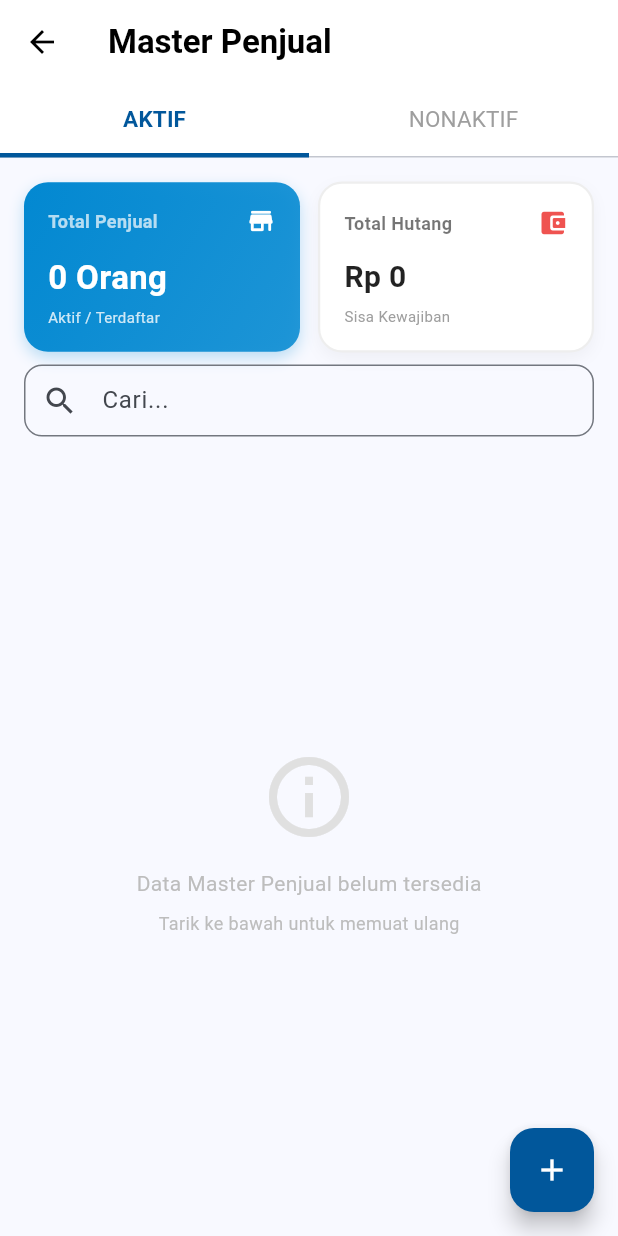
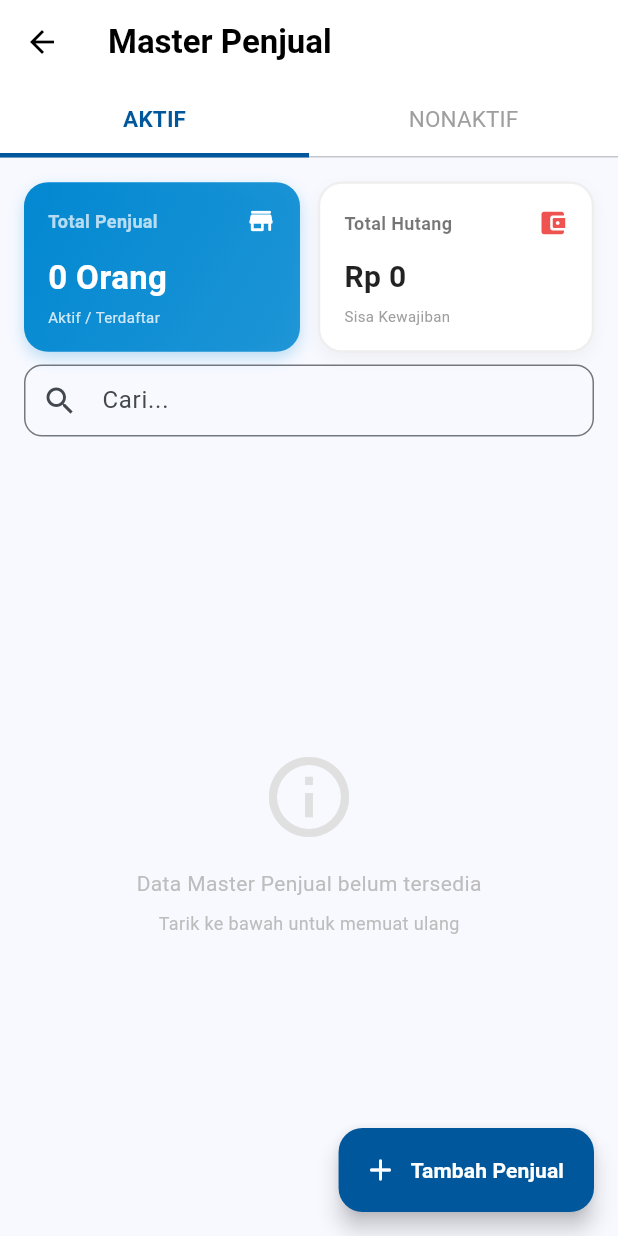
Before and after one commit to doniaries/successmandiri_mobile, a Flutter app: the ResourceListScreen screen opened directly, on a phone screen of 412 x 824 dp. Run offline on Flutter 3.47's test engine with Material 3 defaults, Android fonts, the phone set to English and light mode, and no system bars; our stand-ins replace cached_network_image, connectivity_plus, device_info_plus, dio, firebase_core, firebase_messaging and 7 more; missing offline and left inert: workmanager; accounts and stored records are empty; network calls fail; statements that could not run were skipped.

Commit message:
perbaikan tombol tambah data di semua menu

```diff
--- a/lib/shared/screens/resource_list_screen.dart
+++ b/lib/shared/screens/resource_list_screen.dart
@@ -1,4 +1,5 @@
 import 'package:flutter/material.dart';
+import 'package:flutter/rendering.dart';
 import 'package:provider/provider.dart';
 import 'package:sawitappmobile/shared/providers/resource_provider.dart';
 import 'package:sawitappmobile/features/penjual/models/penjual_model.dart';
@@ -48,6 +49,15 @@ class _ResourceListScreenState extends State<ResourceListScreen> {
   final ScrollController _activeScrollController = ScrollController();
   final ScrollController _inactiveScrollController = ScrollController();
   String _searchQuery = '';
+  bool _isFabExtended = true;
+
+  void _updateFabVisibility(ScrollController controller) {
+    if (controller.position.userScrollDirection == ScrollDirection.reverse) {
+      if (_isFabExtended) setState(() => _isFabExtended = false);
+    } else if (controller.position.userScrollDirection == ScrollDirection.forward) {
+      if (!_isFabExtended) setState(() => _isFabExtended = true);
+    }
+  }
 
   @override
   void initState() {
@@ -69,6 +79,7 @@ class _ResourceListScreenState extends State<ResourceListScreen> {
   }
 
   void _onScroll() {
+    _updateFabVisibility(_scrollController);
     if (_scrollController.position.pixels >=
         _scrollController.position.maxScrollExtent - 200) {
       final provider = context.read<ResourceProvider>();
@@ -81,6 +92,7 @@ class _ResourceListScreenState extends State<ResourceListScreen> {
   }
 
   void _onActiveScroll() {
+    _updateFabVisibility(_activeScrollController);
     if (_activeScrollController.position.pixels >=
         _activeScrollController.position.maxScrollExtent - 200) {
       final provider = context.read<ResourceProvider>();
@@ -93,6 +105,7 @@ class _ResourceListScreenState extends State<ResourceListScreen> {
   }
 
   void _onInactiveScroll() {
+    _updateFabVisibility(_inactiveScrollController);
     if (_inactiveScrollController.position.pixels >=
         _inactiveScrollController.position.maxScrollExtent - 200) {
       final provider = context.read<ResourceProvider>();
@@ -557,7 +570,8 @@ class _ResourceListScreenState extends State<ResourceListScreen> {
           ),
         ],
       ),
-      floatingActionButton: FloatingActionButton(
+      floatingActionButton: FloatingActionButton.extended(
+        isExtended: _isFabExtended,
         heroTag: 'resource_list_fab_${widget.resourceType}',
         onPressed: () {
           Widget screen;
@@ -583,7 +597,14 @@ class _ResourceListScreenState extends State<ResourceListScreen> {
           );
         },
         backgroundColor: const Color(0xFF01579B),
-        child: const Icon(Icons.add, color: Colors.white),
+        icon: const Icon(Icons.add_rounded, color: Colors.white),
+        label: Text(
+          widget.resourceType == 'penjual' ? 'Tambah Penjual' :
+          widget.resourceType == 'supir' ? 'Tambah Supir' :
+          widget.resourceType == 'pekerja' ? 'Tambah Pekerja' :
+          widget.resourceType == 'operasional' ? 'Tambah Data' : 'Tambah',
+          style: const TextStyle(color: Colors.white, fontWeight: FontWeight.bold),
+        ),
       ),
     );
 
```
Also changed, not shown: lib/features/operasional/screens/operasional_screen.dart (+13 -3 lines), lib/features/tambah_saldo/screens/tambah_saldo_list_screen.dart (+23 -2 lines), lib/features/transaksi_do/screens/transaksi_do_screen.dart (+10 -0 lines), lib/shared/screens/main_navigation_screen.dart (+53 -19 lines).
